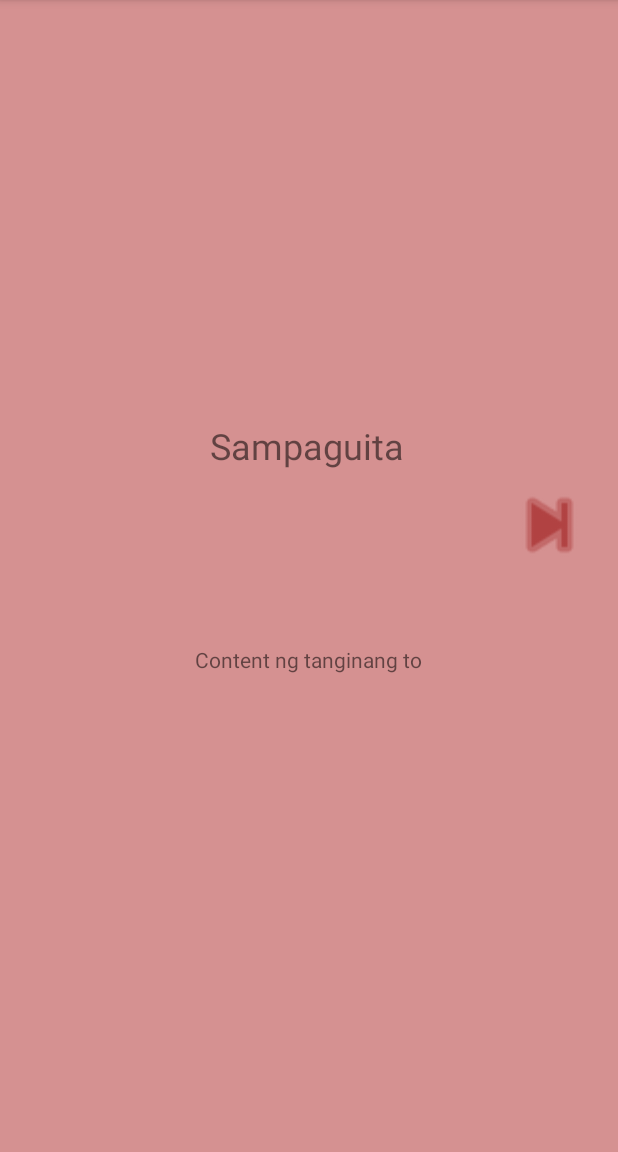
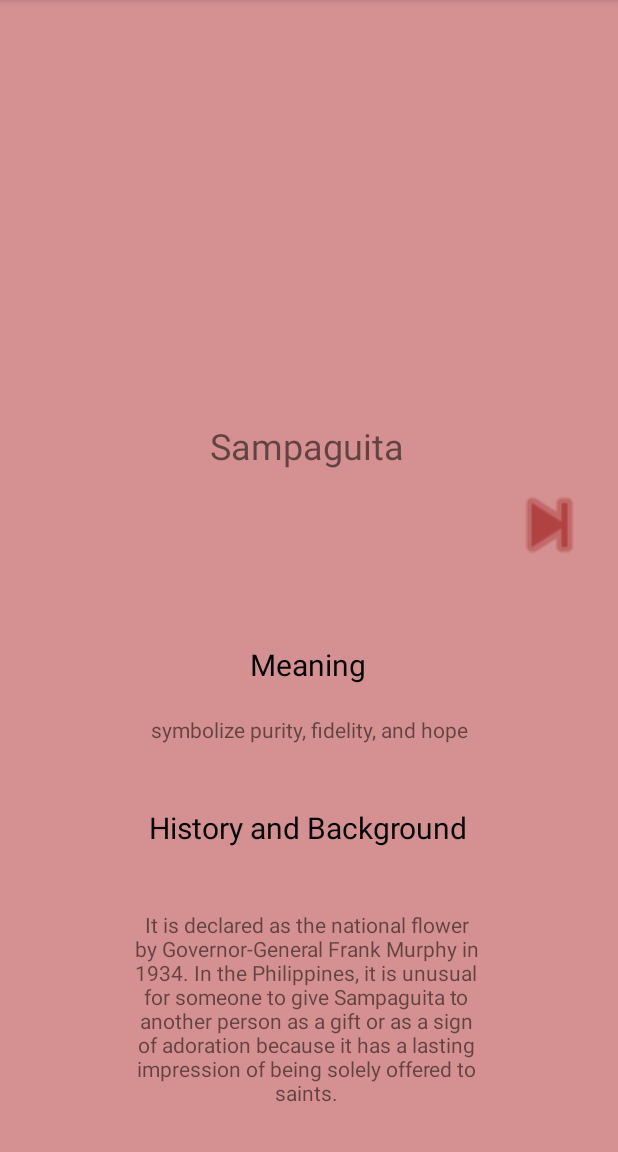
Before and after one commit to Sandoksalamat/Actual-Code-keme, an Android app: the Sampaguita screen opened directly, with no data from a screen before it, on a phone screen of 412 x 824 dp, the part 84-1236 px from its top. Run offline under Robolectric (Android 15) with nearby library versions, the phone set to English and light mode, and no system bars.

Commit message:
- Linagyan ko lang ng meaning at history&Background yung sampaguita

```diff
--- a/app/src/main/res/layout/activity_sampaguita.xml
+++ b/app/src/main/res/layout/activity_sampaguita.xml
@@ -8,10 +8,39 @@
     android:background="#D59191"
     tools:context=".Sampaguita">
 
+    <TextView
+        android:id="@+id/content_Sampag"
+        android:layout_width="245dp"
+        android:layout_height="139dp"
+        android:text="@string/it_is_declared_as_the_national_flower_by_governor_general_frank_murphy_in_1934_in_the_philippines_it_is_unusual_for_someone_to_give_sampaguita_to_another_person_as_a_gift_or_as_a_sign_of_adoration_because_it_has_a_lasting_impression_of_being_solely_offered_to_saints"
+        android:textAlignment="center"
+        app:layout_constraintBottom_toBottomOf="parent"
+        app:layout_constraintEnd_toEndOf="parent"
+        app:layout_constraintHorizontal_bias="0.487"
+        app:layout_constraintStart_toStartOf="parent"
+        app:layout_constraintTop_toTopOf="parent"
+        app:layout_constraintVertical_bias="0.965" />
+
+    <TextView
+        android:id="@+id/textView3"
+        android:layout_width="164dp"
+        android:layout_height="37dp"
+        android:text="@string/meaning"
+        android:textAlignment="center"
+        android:textColor="#000000"
+        android:textSize="20sp"
+        app:layout_constraintBottom_toBottomOf="parent"
+        app:layout_constraintEnd_toEndOf="parent"
+        app:layout_constraintHorizontal_bias="0.497"
+        app:layout_constraintStart_toStartOf="parent"
+        app:layout_constraintTop_toTopOf="parent"
+        app:layout_constraintVertical_bias="0.588" />
+
     <ImageView
         android:id="@+id/imageView"
         android:layout_width="228dp"
         android:layout_height="155dp"
+        android:contentDescription="@string/sampaguita"
         app:layout_constraintBottom_toBottomOf="parent"
         app:layout_constraintEnd_toEndOf="parent"
         app:layout_constraintHorizontal_bias="0.497"
@@ -24,7 +53,7 @@
         android:id="@+id/Name_Sampag"
         android:layout_width="170dp"
         android:layout_height="54dp"
-        android:text="Sampaguita"
+        android:text="@string/sampaguita"
         android:textAlignment="center"
         android:textSize="24sp"
         app:layout_constraintBottom_toBottomOf="parent"
@@ -36,16 +65,15 @@
 
     <TextView
         android:id="@+id/Content_Sampag"
-        android:layout_width="259dp"
-        android:layout_height="199dp"
-        android:text="Content ng tanginang to"
+        android:layout_width="241dp"
+        android:layout_height="27dp"
+        android:text="@string/symbolize_purity_fidelity_and_hope"
         android:textAlignment="center"
         app:layout_constraintBottom_toBottomOf="parent"
         app:layout_constraintEnd_toEndOf="parent"
-        app:layout_constraintHorizontal_bias="0.496"
         app:layout_constraintStart_toStartOf="parent"
         app:layout_constraintTop_toTopOf="parent"
-        app:layout_constraintVertical_bias="0.756" />
+        app:layout_constraintVertical_bias="0.644" />
 
     <Button
         android:id="@+id/button3"
@@ -68,4 +96,19 @@
         app:layout_constraintTop_toTopOf="parent"
         app:layout_constraintVertical_bias="0.45" />
 
+    <TextView
+        android:id="@+id/textView2"
+        android:layout_width="215dp"
+        android:layout_height="32dp"
+        android:text="History and Background"
+        android:textAlignment="center"
+        android:textColor="#000000"
+        android:textSize="20sp"
+        app:layout_constraintBottom_toBottomOf="parent"
+        app:layout_constraintEnd_toEndOf="parent"
+        app:layout_constraintHorizontal_bias="0.497"
+        app:layout_constraintStart_toStartOf="parent"
+        app:layout_constraintTop_toTopOf="parent"
+        app:layout_constraintVertical_bias="0.731" />
+
 </androidx.constraintlayout.widget.ConstraintLayout>
--- a/app/src/main/res/values/strings.xml
+++ b/app/src/main/res/values/strings.xml
@@ -1,4 +1,8 @@
 <resources>
     <string name="app_name">Sagisag</string>
     <string name="todo">TODO</string>
+    <string name="it_is_declared_as_the_national_flower_by_governor_general_frank_murphy_in_1934_in_the_philippines_it_is_unusual_for_someone_to_give_sampaguita_to_another_person_as_a_gift_or_as_a_sign_of_adoration_because_it_has_a_lasting_impression_of_being_solely_offered_to_saints">It is declared as the national flower by Governor-General Frank Murphy in 1934. In the Philippines, it is unusual for someone to give Sampaguita to another person as a gift or as a sign of adoration because it has a lasting impression of being solely offered to saints.</string>
+    <string name="meaning">Meaning</string>
+    <string name="sampaguita">Sampaguita</string>
+    <string name="symbolize_purity_fidelity_and_hope">symbolize purity, fidelity, and hope</string>
 </resources>
```
